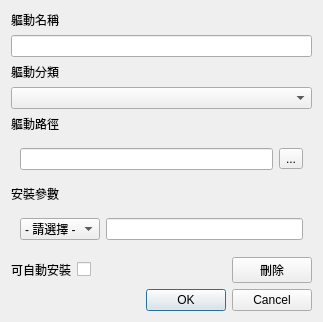
Old version of the form src/ui/dri_cfg_editor.ui in the repository SuperDumbTM/driver-box.
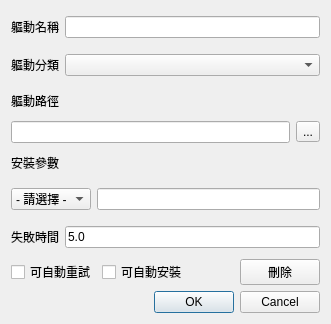
New version of the form.

```diff
--- a/src/ui/dri_cfg_editor.ui
+++ b/src/ui/dri_cfg_editor.ui
@@ -6,8 +6,8 @@
    <rect>
     <x>0</x>
     <y>0</y>
-    <width>323</width>
-    <height>322</height>
+    <width>331</width>
+    <height>324</height>
    </rect>
   </property>
   <property name="windowTitle">
@@ -34,50 +34,124 @@
   </property>
   <layout class="QVBoxLayout" name="verticalLayout_4">
    <item>
-    <layout class="QFormLayout" name="formLayout">
+    <layout class="QVBoxLayout" name="verticalLayout">
      <property name="sizeConstraint">
       <enum>QLayout::SetDefaultConstraint</enum>
      </property>
-     <property name="fieldGrowthPolicy">
-      <enum>QFormLayout::AllNonFixedFieldsGrow</enum>
-     </property>
-     <property name="rowWrapPolicy">
-      <enum>QFormLayout::WrapAllRows</enum>
-     </property>
-     <item row="0" column="0">
+     <item>
+      <layout class="QHBoxLayout" name="dri_name_area">
+       <property name="topMargin">
+        <number>5</number>
+       </property>
+       <property name="bottomMargin">
+        <number>5</number>
+       </property>
+       <item>
       <widget class="QLabel" name="dri_name_label">
+         <property name="sizePolicy">
+          <sizepolicy hsizetype="Fixed" vsizetype="Preferred">
+           <horstretch>0</horstretch>
+           <verstretch>0</verstretch>
+          </sizepolicy>
+         </property>
        <property name="text">
         <string>軀動名稱</string>
        </property>
       </widget>
      </item>
-     <item row="0" column="1">
+       <item>
       <widget class="QLineEdit" name="dri_name_input">
        <property name="inputMethodHints">
         <set>Qt::ImhNone</set>
        </property>
       </widget>
      </item>
-     <item row="1" column="0">
+      </layout>
+     </item>
+     <item>
+      <layout class="QHBoxLayout" name="horizontalLayout">
+       <property name="topMargin">
+        <number>5</number>
+       </property>
+       <property name="bottomMargin">
+        <number>5</number>
+       </property>
+       <item>
       <widget class="QLabel" name="dri_type_label">
+         <property name="sizePolicy">
+          <sizepolicy hsizetype="Fixed" vsizetype="Preferred">
+           <horstretch>0</horstretch>
+           <verstretch>0</verstretch>
+          </sizepolicy>
+         </property>
        <property name="text">
         <string>軀動分類</string>
        </property>
       </widget>
      </item>
-     <item row="1" column="1">
-      <widget class="QComboBox" name="dri_type_dropdown"/>
-     </item>
-     <item row="3" column="0">
+       <item>
+        <widget class="QComboBox" name="dri_type_dropdown">
+         <property name="sizePolicy">
+          <sizepolicy hsizetype="Preferred" vsizetype="Preferred">
+           <horstretch>0</horstretch>
+           <verstretch>0</verstretch>
+          </sizepolicy>
+         </property>
+        </widget>
+       </item>
+      </layout>
+     </item>
+     <item>
+      <widget class="QLabel" name="dri_exe_label">
+       <property name="sizePolicy">
+        <sizepolicy hsizetype="Fixed" vsizetype="Preferred">
+         <horstretch>0</horstretch>
+         <verstretch>0</verstretch>
+        </sizepolicy>
+       </property>
+       <property name="text">
+        <string>軀動路徑</string>
+       </property>
+      </widget>
+     </item>
+     <item>
+      <layout class="QHBoxLayout" name="dri_path_area">
+       <property name="bottomMargin">
+        <number>0</number>
+       </property>
+       <item>
+        <widget class="QLineEdit" name="dri_path_input"/>
+       </item>
+       <item>
+        <widget class="QToolButton" name="dri_path_btn">
+         <property name="text">
+          <string>...</string>
+         </property>
+        </widget>
+       </item>
+      </layout>
+     </item>
+     <item>
       <widget class="QLabel" name="dri_flag_label">
+       <property name="sizePolicy">
+        <sizepolicy hsizetype="Fixed" vsizetype="Preferred">
+         <horstretch>0</horstretch>
+         <verstretch>0</verstretch>
+        </sizepolicy>
+       </property>
        <property name="text">
         <string>安裝參數</string>
        </property>
       </widget>
      </item>
-     <item row="3" column="1">
-      <widget class="QWidget" name="dri_flag_area" native="true">
-       <layout class="QHBoxLayout" name="horizontalLayout">
+     <item>
+      <layout class="QHBoxLayout" name="dri_flag_area">
+       <property name="topMargin">
+        <number>5</number>
+       </property>
+       <property name="bottomMargin">
+        <number>5</number>
+       </property>
         <item>
          <widget class="QComboBox" name="dri_flag_preset_dropdown">
           <item>
@@ -91,49 +165,61 @@
          <widget class="QLineEdit" name="dri_flag_input"/>
         </item>
        </layout>
-      </widget>
      </item>
-     <item row="2" column="0">
-      <widget class="QLabel" name="dri_exe_label">
+     <item>
+      <layout class="QHBoxLayout" name="dri_fail_time_area">
+       <property name="topMargin">
+        <number>5</number>
+       </property>
+       <property name="rightMargin">
+        <number>0</number>
+       </property>
+       <property name="bottomMargin">
+        <number>5</number>
+       </property>
+       <item>
+        <widget class="QLabel" name="dri_fail_time_label">
        <property name="text">
-        <string>軀動路徑</string>
+          <string>失敗時間</string>
        </property>
       </widget>
      </item>
-     <item row="2" column="1">
-      <widget class="QWidget" name="dri_exe_area" native="true">
-       <layout class="QHBoxLayout" name="horizontalLayout_5">
         <item>
-         <widget class="QLineEdit" name="dri_exe_input"/>
-        </item>
-        <item>
-         <widget class="QToolButton" name="dri_exe_path_btn">
+        <widget class="QLineEdit" name="dri_fail_time_input">
           <property name="text">
-           <string>...</string>
+          <string>5.0</string>
+         </property>
+         <property name="readOnly">
+          <bool>true</bool>
+         </property>
+         <property name="placeholderText">
+          <string/>
+         </property>
+         <property name="clearButtonEnabled">
+          <bool>false</bool>
           </property>
          </widget>
         </item>
        </layout>
-      </widget>
      </item>
     </layout>
    </item>
    <item>
     <layout class="QHBoxLayout" name="horizontalLayout_3">
      <item>
-      <widget class="QLabel" name="dri_autoable_label">
+      <widget class="QCheckBox" name="dri_autoable_cb">
+       <property name="text">
+        <string>可自動重試</string>
+       </property>
+      </widget>
+     </item>
+     <item>
+      <widget class="QCheckBox" name="dri_retryable_cb">
        <property name="text">
         <string>可自動安裝</string>
        </property>
       </widget>
      </item>
-     <item>
-      <widget class="QCheckBox" name="dri_autoable_checkbox">
-       <property name="text">
-        <string/>
-       </property>
-      </widget>
-     </item>
      <item>
       <spacer name="horizontalSpacer">
        <property name="orientation">
```
Lines whose indentation alone changed are shown as unchanged.
